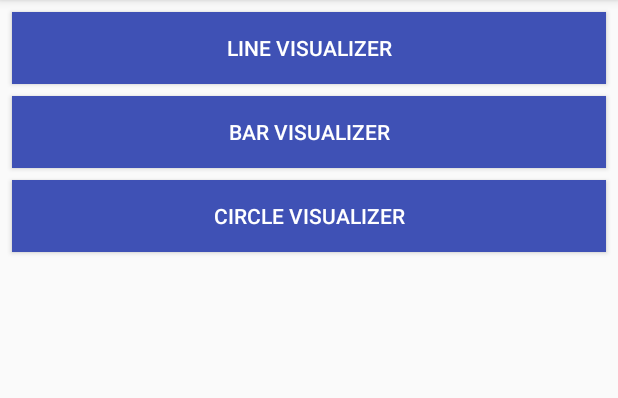
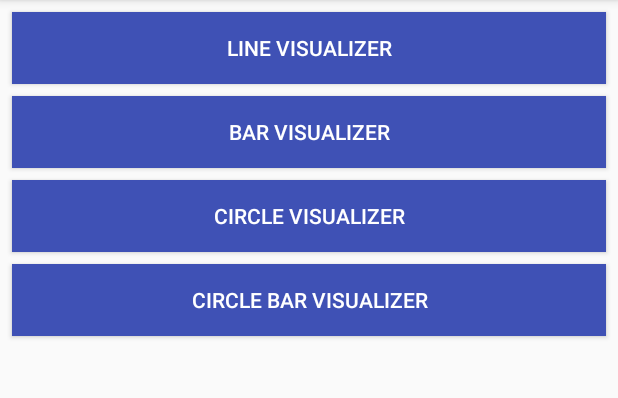
Before and after one commit to GautamChibde/android-audio-visualizer, an Android app: the screen it shows after launch (MainActivity), on a phone screen of 412 x 824 dp, the part 84-482 px from its top. Run offline under Robolectric (Android 15) with nearby library versions, the phone set to English and light mode, and no system bars.

Commit message:
Added circle bar visualizer

```diff
--- a/sample/src/main/java/com/chibde/audiovisualizer/sample/BaseActivity.java
+++ b/sample/src/main/java/com/chibde/audiovisualizer/sample/BaseActivity.java
@@ -62,7 +62,7 @@ abstract public class BaseActivity extends AppCompatActivity {
     }
 
     private void setPlayer() {
-        mediaPlayer = MediaPlayer.create(this, R.raw.sample_jingle_bell);
+        mediaPlayer = MediaPlayer.create(this, R.raw.red_e);
         mediaPlayer.setLooping(false);
         init();
     }
--- a/sample/src/main/java/com/chibde/audiovisualizer/sample/MainActivity.java
+++ b/sample/src/main/java/com/chibde/audiovisualizer/sample/MainActivity.java
@@ -22,6 +22,7 @@ import android.view.View;
 
 import com.chibde.audiovisualizer.sample.visualizer.BarVisualizerActivity;
 import com.chibde.audiovisualizer.sample.visualizer.CircleVisualizerActivity;
+import com.chibde.audiovisualizer.sample.visualizer.CircleBarVisualizerActivity;
 import com.chibde.audiovisualizer.sample.visualizer.LineVisualizerActivity;
 
 public class MainActivity extends AppCompatActivity {
@@ -43,6 +44,10 @@ public class MainActivity extends AppCompatActivity {
         startActivity(CircleVisualizerActivity.class);
     }
 
+    public void circleBar(View view) {
+        startActivity(CircleBarVisualizerActivity.class);
+    }
+
     public void startActivity(Class clazz) {
         startActivity(new Intent(this, clazz));
     }
--- a/sample/src/main/res/layout/activity_main.xml
+++ b/sample/src/main/res/layout/activity_main.xml
@@ -1,8 +1,8 @@
 <?xml version="1.0" encoding="utf-8"?>
 <LinearLayout xmlns:android="http://schemas.android.com/apk/res/android"
-    android:layout_width="match_parent"
-    android:layout_height="match_parent"
-    android:orientation="vertical">
+              android:layout_width="match_parent"
+              android:layout_height="match_parent"
+              android:orientation="vertical">
 
     <Button
         android:layout_width="match_parent"
@@ -11,7 +11,7 @@
         android:background="@color/custom"
         android:onClick="line"
         android:text="@string/line_visualizer"
-        android:textColor="@color/white" />
+        android:textColor="@color/white"/>
 
     <Button
         android:layout_width="match_parent"
@@ -23,14 +23,27 @@
         android:background="@color/custom"
         android:onClick="bar"
         android:text="@string/bar_visualizer"
-        android:textColor="@color/white" />
+        android:textColor="@color/white"/>
+
+    <Button
+        android:layout_width="match_parent"
+        android:layout_height="wrap_content"
+        android:layout_marginTop="8dp"
+        android:layout_marginEnd="8dp"
+        android:layout_marginLeft="8dp"
+        android:layout_marginRight="8dp"
+        android:layout_marginStart="8dp"
+        android:background="@color/custom"
+        android:onClick="circle"
+        android:text="@string/circle_visualizer"
+        android:textColor="@color/white"/>
 
     <Button
         android:layout_width="match_parent"
         android:layout_height="wrap_content"
         android:layout_margin="8dp"
         android:background="@color/custom"
-        android:onClick="circle"
-        android:text="@string/circle_visualizer"
-        android:textColor="@color/white" />
+        android:onClick="circleBar"
+        android:text="@string/circle_bar_visualizer"
+        android:textColor="@color/white"/>
 </LinearLayout>
--- a/sample/src/main/res/values/strings.xml
+++ b/sample/src/main/res/values/strings.xml
@@ -5,4 +5,5 @@
     <string name="line_visualizer">Line Visualizer</string>
     <string name="bar_visualizer">Bar Visualizer</string>
     <string name="circle_visualizer">Circle Visualizer</string>
+    <string name="circle_bar_visualizer">Circle Bar Visualizer</string>
 </resources>
```
Also changed, not shown: audiovisualizer/src/main/java/com/chibde/visualizer/CircleBarVisualizer.java (added, +114 -0 lines), sample/src/main/AndroidManifest.xml (+14 -8 lines), sample/src/main/java/com/chibde/audiovisualizer/sample/visualizer/CircleBarVisualizerActivity.java (added, +42 -0 lines), sample/src/main/res/layout/activity_circle_bar_visualizer.xml (added, +12 -0 lines), 2 other files.
